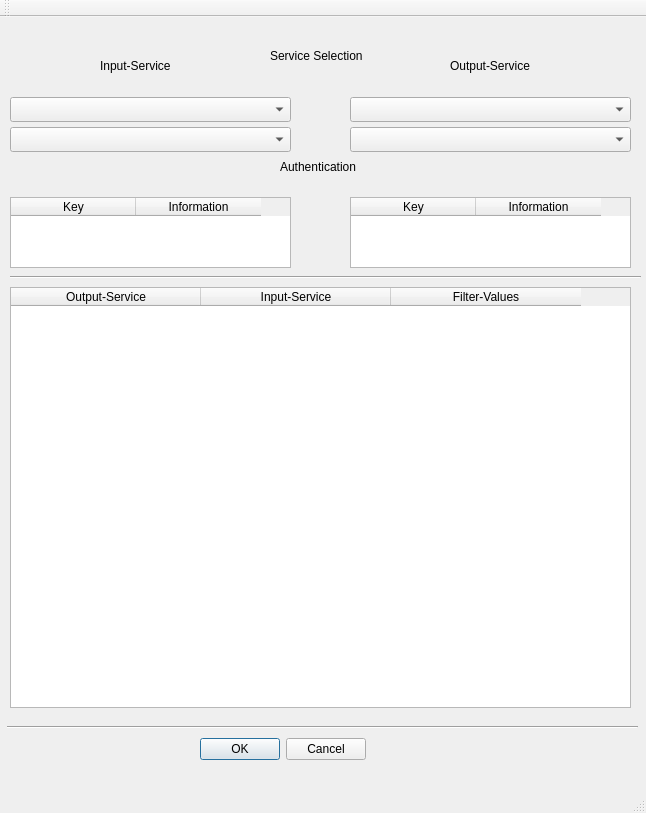
This is src/general/gui/qt-creator/hsp-saas/mainwindow.ui in SimonHofmeister1992/HSP-Project-SaaS_Data_Conversion_Tool as Qt 5 draws it before an edit. The edited form follows.
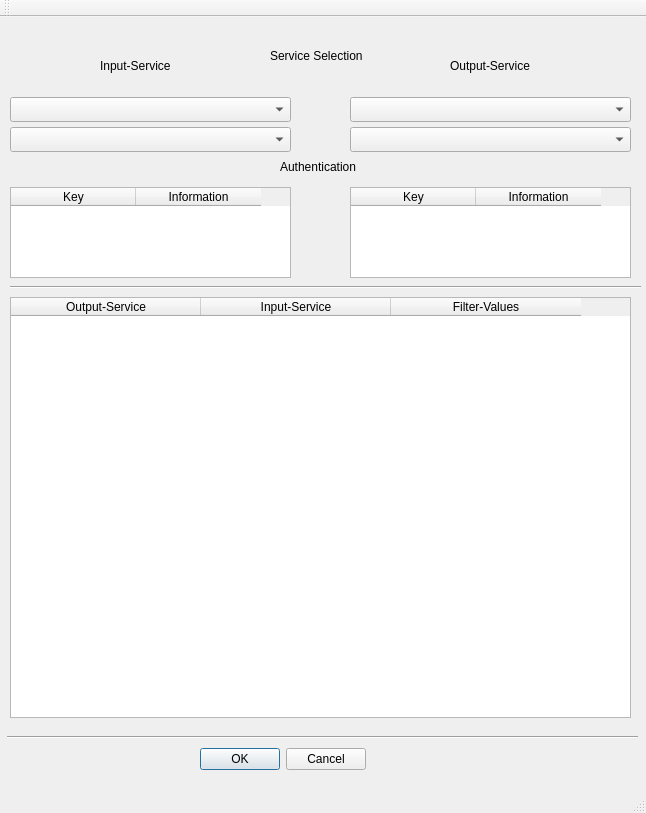
This is the edited form.

Diff of the .ui file:
```diff
--- a/src/general/gui/qt-creator/hsp-saas/mainwindow.ui
+++ b/src/general/gui/qt-creator/hsp-saas/mainwindow.ui
@@ -97,7 +97,7 @@
     <property name="geometry">
      <rect>
       <x>7</x>
-      <y>700</y>
+      <y>710</y>
       <width>631</width>
       <height>20</height>
      </rect>
@@ -110,7 +110,7 @@
     <property name="geometry">
      <rect>
       <x>10</x>
-      <y>250</y>
+      <y>260</y>
       <width>631</width>
       <height>20</height>
      </rect>
@@ -123,9 +123,9 @@
     <property name="geometry">
      <rect>
       <x>10</x>
-      <y>180</y>
+      <y>170</y>
       <width>281</width>
-      <height>71</height>
+      <height>91</height>
      </rect>
     </property>
     <property name="autoScrollMargin">
@@ -169,9 +169,9 @@
     <property name="geometry">
      <rect>
       <x>350</x>
-      <y>180</y>
+      <y>170</y>
       <width>281</width>
-      <height>71</height>
+      <height>91</height>
      </rect>
     </property>
     <attribute name="horizontalHeaderCascadingSectionResizes">
@@ -219,7 +219,7 @@
     <property name="geometry">
      <rect>
       <x>200</x>
-      <y>720</y>
+      <y>730</y>
       <width>166</width>
       <height>25</height>
      </rect>
@@ -232,7 +232,7 @@
     <property name="geometry">
      <rect>
       <x>10</x>
-      <y>270</y>
+      <y>280</y>
       <width>621</width>
       <height>421</height>
      </rect>
```
